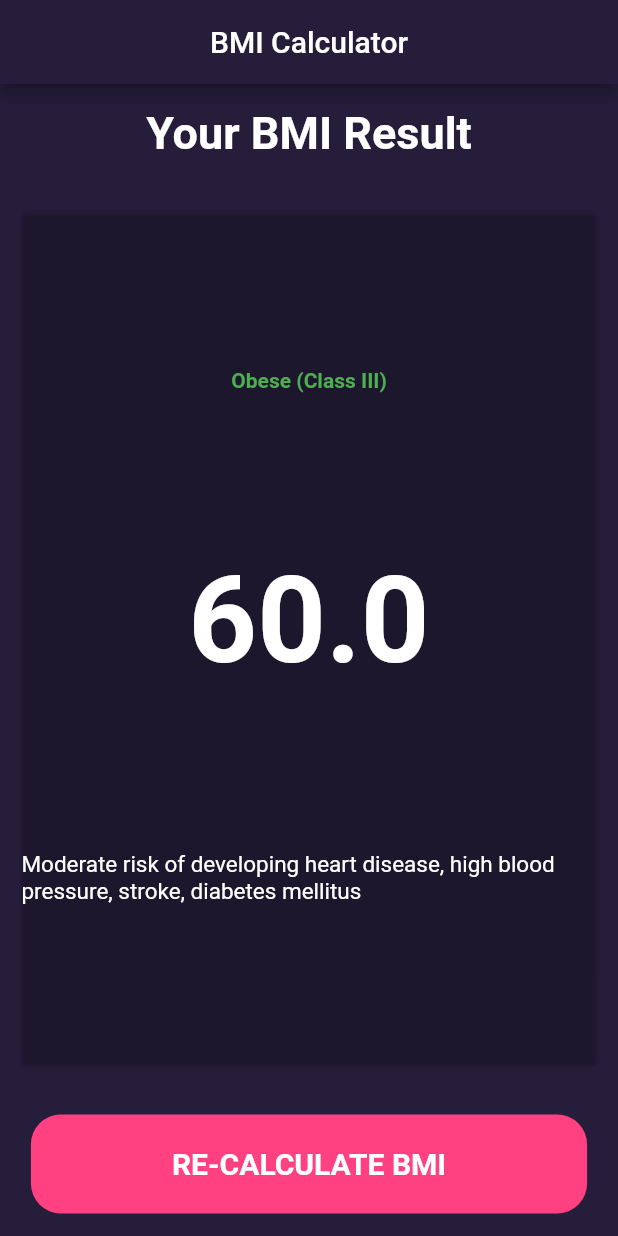
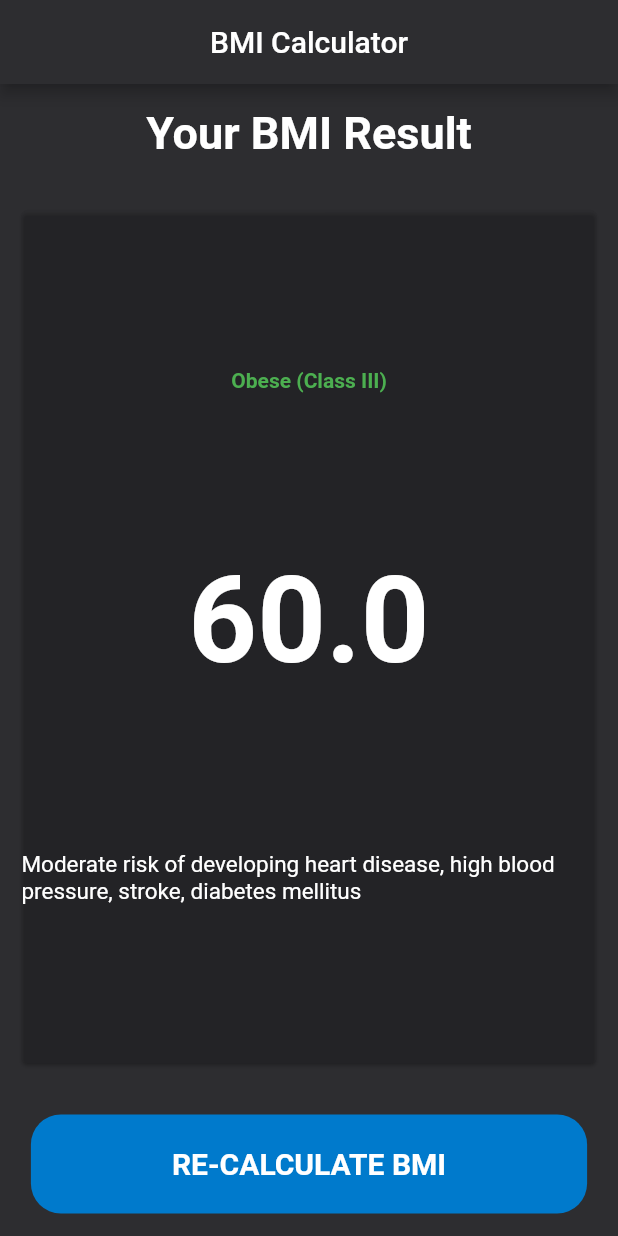
Before and after one commit to qis-michaelamp/Flutter-BMI-Calculator, a Flutter app: the screen it shows after launch, after a tap on "CALCULATE YOUR BMI", on a phone screen of 412 x 824 dp. Run offline on Flutter 3.47's test engine with Material 2 defaults, Android fonts, the phone set to English and light mode, and no system bars; our stand-ins replace numberpicker.

Commit message:
UI Modification and add number picker

```diff
--- a/lib/styles/styles.dart
+++ b/lib/styles/styles.dart
@@ -2,12 +2,12 @@ import 'package:flutter/cupertino.dart';
 import 'package:flutter/material.dart';
 
 class SetColor {
-  static const primary = 0xff251D3A;
-  static const menuColor = 0xFF3B4257;
+  static const primary = 0xff2d2d30;
+  static const secondary = 0xff007acc;
 }
 
 class SetFontStyle {
   static const menuTitle = TextStyle(fontSize: 15, color: Colors.grey);
   static const numStyle =
-      TextStyle(color: Colors.white, fontWeight: FontWeight.w900, fontSize: 30);
+      TextStyle(color: Colors.white, fontWeight: FontWeight.w900, fontSize: 25);
 }
--- a/lib/view/bmi_calculate_result.dart
+++ b/lib/view/bmi_calculate_result.dart
@@ -128,7 +128,7 @@ class BodyMassIndexResult extends StatelessWidget {
                     width: MediaQuery.of(context).size.width * 0.9,
                     height: MediaQuery.of(context).size.height * 0.08,
                     decoration: BoxDecoration(
-                        color: Colors.pinkAccent,
+                        color: const Color(SetColor.secondary),
                         borderRadius: BorderRadius.circular(20)),
                     child: const Center(
                       child: Text(
--- a/lib/view/bmi_calculator.dart
+++ b/lib/view/bmi_calculator.dart
@@ -4,6 +4,7 @@ import 'package:flutter_bootcamp_edspert/model/gender.dart';
 import 'package:flutter_bootcamp_edspert/styles/styles.dart';
 import 'package:flutter_bootcamp_edspert/view/bmi_calculate_result.dart';
 import 'package:flutter_bootcamp_edspert/widgets/card_radio_custom.dart';
+import 'package:numberpicker/numberpicker.dart';
 
 class BodyMassIndexCalculator extends StatefulWidget {
   const BodyMassIndexCalculator({Key? key}) : super(key: key);
@@ -34,18 +35,41 @@ class _BodyMassIndexCalculatorState extends State<BodyMassIndexCalculator> {
               _height.toInt().toString() + " cm",
               style: SetFontStyle.numStyle,
             ),
-            Slider(
+            SliderTheme(
+              data: SliderTheme.of(context).copyWith(
+                activeTrackColor: Colors.red[700],
+                inactiveTrackColor: Colors.red[100],
+                trackShape: const RoundedRectSliderTrackShape(),
+                trackHeight: 4.0,
+                thumbShape:
+                    const RoundSliderThumbShape(enabledThumbRadius: 12.0),
+                thumbColor: Colors.redAccent,
+                overlayColor: Colors.red.withAlpha(32),
+                overlayShape:
+                    const RoundSliderOverlayShape(overlayRadius: 28.0),
+                tickMarkShape: const RoundSliderTickMarkShape(),
+                activeTickMarkColor: Colors.red[700],
+                inactiveTickMarkColor: Colors.red[100],
+                valueIndicatorShape: const PaddleSliderValueIndicatorShape(),
+                valueIndicatorColor: Colors.redAccent,
+                valueIndicatorTextStyle: const TextStyle(
+                  color: Colors.white,
+                ),
+              ),
+              child: Slider(
                 value: _height,
                 min: 0,
                 max: 250,
                 divisions: 250,
-                activeColor: Colors.pinkAccent,
-                inactiveColor: Color(SetColor.menuColor).withOpacity(0.2),
+                activeColor: const Color(SetColor.secondary),
+                inactiveColor: const Color(SetColor.primary).withOpacity(0.9),
                 onChanged: (value) {
                   setState(() {
                     _height = value;
                   });
-                })
+                },
+              ),
+            ),
           ],
         ),
       ),
@@ -134,6 +158,47 @@ class _BodyMassIndexCalculatorState extends State<BodyMassIndexCalculator> {
     );
   }
 
+  Widget _buildCardButtonNumberPicker(IconData icon, String menuTitle) {
+    return Card(
+      color: const Color(SetColor.primary).withOpacity(0.1),
+      child: Center(
+        child: Column(
+          mainAxisAlignment: MainAxisAlignment.spaceEvenly,
+          crossAxisAlignment: CrossAxisAlignment.center,
+          children: <Widget>[
+            Text(
+              menuTitle,
+              style: SetFontStyle.menuTitle,
+            ),
+            // Text(
+            //   menuTitle == "WEIGHT"
+            //       ? _weight.toString() + " kg"
+            //       : _age.toString(),
+            //   style: SetFontStyle.numStyle,
+            // ),
+            Row(
+              mainAxisAlignment: MainAxisAlignment.spaceEvenly,
+              crossAxisAlignment: CrossAxisAlignment.center,
+              children: <Widget>[
+                NumberPicker(
+                  itemHeight: 40,
+                  value: menuTitle == "WEIGHT" ? _weight.toInt() : _age.toInt(),
+                  minValue: 0,
+                  maxValue: 100,
+                  onChanged: (value) => setState(
+                    () => menuTitle == "WEIGHT"
+                        ? _weight = value.toDouble()
+                        : _age = value.toDouble(),
+                  ),
+                ),
+              ],
+            )
+          ],
+        ),
+      ),
+    );
+  }
+
   List<Gender> genders = <Gender>[];
 
   @override
@@ -205,12 +270,14 @@ class _BodyMassIndexCalculatorState extends State<BodyMassIndexCalculator> {
                       Container(
                         height: MediaQuery.of(context).size.height * 0.2,
                         width: MediaQuery.of(context).size.width * 0.4,
-                        child: _buildCardButton(Icons.male, "WEIGHT"),
+                        child:
+                            _buildCardButtonNumberPicker(Icons.male, "WEIGHT"),
                       ),
                       Container(
                         height: MediaQuery.of(context).size.height * 0.2,
                         width: MediaQuery.of(context).size.width * 0.4,
-                        child: _buildCardButton(Icons.female, "AGE"),
+                        child:
+                            _buildCardButtonNumberPicker(Icons.female, "AGE"),
                       ),
                     ],
                   ),
@@ -230,7 +297,7 @@ class _BodyMassIndexCalculatorState extends State<BodyMassIndexCalculator> {
                     width: MediaQuery.of(context).size.width,
                     height: MediaQuery.of(context).size.height * 0.08,
                     decoration: BoxDecoration(
-                        color: Colors.pinkAccent,
+                        color: const Color(SetColor.secondary),
                         borderRadius: BorderRadius.circular(20)),
                     child: const Center(
                       child: Text(
--- a/lib/widgets/card_radio_custom.dart
+++ b/lib/widgets/card_radio_custom.dart
@@ -11,8 +11,8 @@ class CustomRadio extends StatelessWidget {
   Widget build(BuildContext context) {
     return Card(
         color: _gender.isSelected
-            ? Color(SetColor.menuColor)
-            : Color(SetColor.menuColor).withOpacity(0.1),
+            ? Color(SetColor.primary)
+            : Color(SetColor.primary).withOpacity(0.1),
         child: Container(
           height: MediaQuery.of(context).size.height,
           width: MediaQuery.of(context).size.width * 0.4,
--- a/pubspec.yaml
+++ b/pubspec.yaml
@@ -35,6 +35,7 @@ dependencies:
   # Use with the CupertinoIcons class for iOS style icons.
   cupertino_icons: ^1.0.2
   intl: ^0.17.0
+  numberpicker: ^2.1.1
 
 dev_dependencies:
   flutter_test:
```
Also changed, not shown: pubspec.lock.
